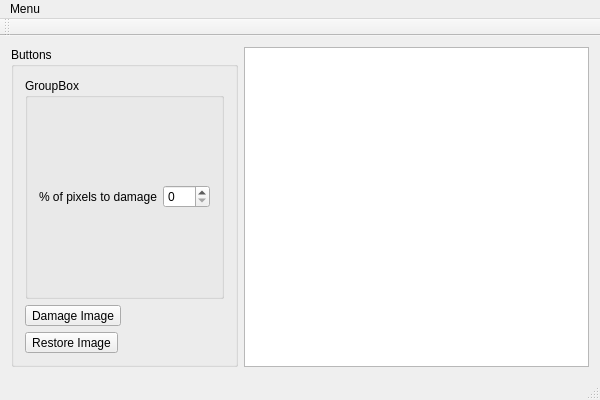
Old version of the form pde_laplace_restorer.ui in the repository bozhenakv555/Laplace-Image-Restorer-PDE.
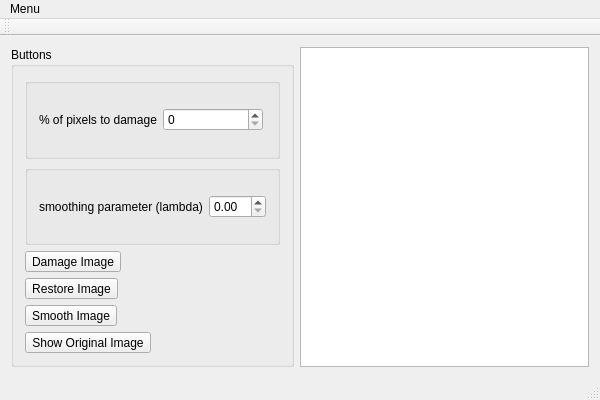
New version of the form.

Commit message: Added smoothing algorithm

The edit to the form file:
```diff
--- a/pde_laplace_restorer.ui
+++ b/pde_laplace_restorer.ui
@@ -24,9 +24,15 @@
        <item>
         <widget class="QGroupBox" name="groupBox_2">
          <property name="title">
-          <string>GroupBox</string>
+          <string/>
          </property>
          <layout class="QHBoxLayout" name="horizontalLayout_2">
+          <property name="sizeConstraint">
+           <enum>QLayout::SizeConstraint::SetMinimumSize</enum>
+          </property>
+          <property name="rightMargin">
+           <number>14</number>
+          </property>
           <item>
            <widget class="QLabel" name="label">
             <property name="text">
@@ -47,6 +53,25 @@
          </layout>
         </widget>
        </item>
+       <item>
+        <widget class="QGroupBox" name="groupBox_3">
+         <property name="title">
+          <string/>
+         </property>
+         <layout class="QHBoxLayout" name="horizontalLayout_3">
+          <item>
+           <widget class="QLabel" name="label_2">
+            <property name="text">
+             <string>smoothing parameter (lambda)</string>
+            </property>
+           </widget>
+          </item>
+          <item>
+           <widget class="QDoubleSpinBox" name="dsb_lambda"/>
+          </item>
+         </layout>
+        </widget>
+       </item>
        <item>
         <widget class="QToolButton" name="tb_damage">
          <property name="text">
@@ -61,6 +86,20 @@
          </property>
         </widget>
        </item>
+       <item>
+        <widget class="QToolButton" name="tb_smooth">
+         <property name="text">
+          <string>Smooth Image</string>
+         </property>
+        </widget>
+       </item>
+       <item>
+        <widget class="QToolButton" name="tb_showOriginal">
+         <property name="text">
+          <string>Show Original Image</string>
+         </property>
+        </widget>
+       </item>
       </layout>
      </widget>
     </item>
```
The commit also changes 3 other files.
